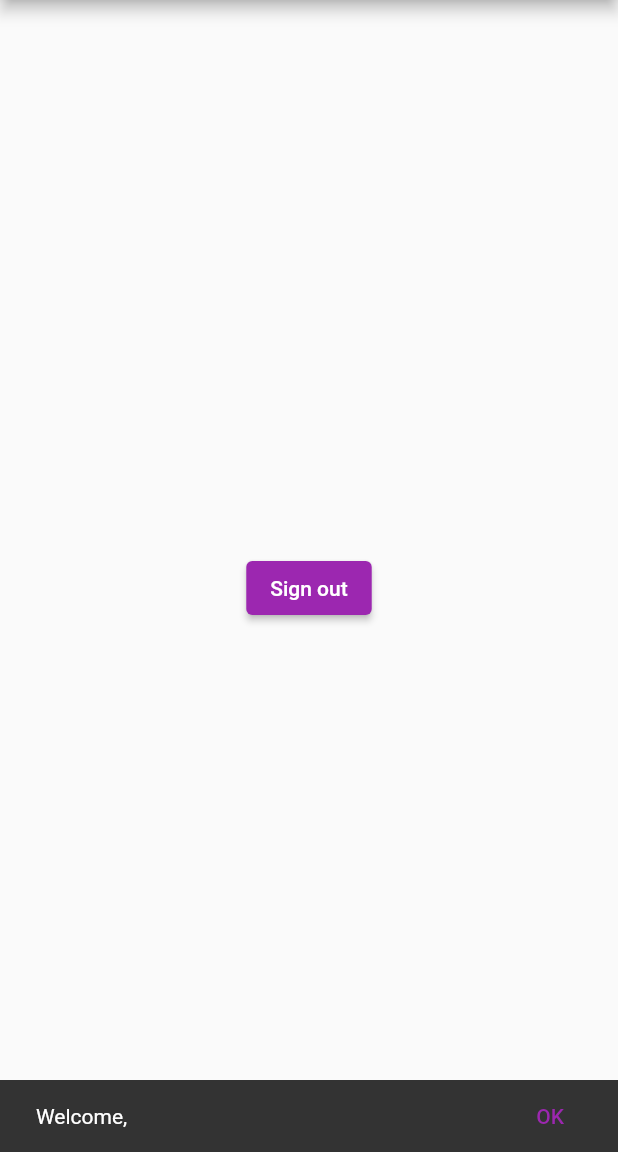
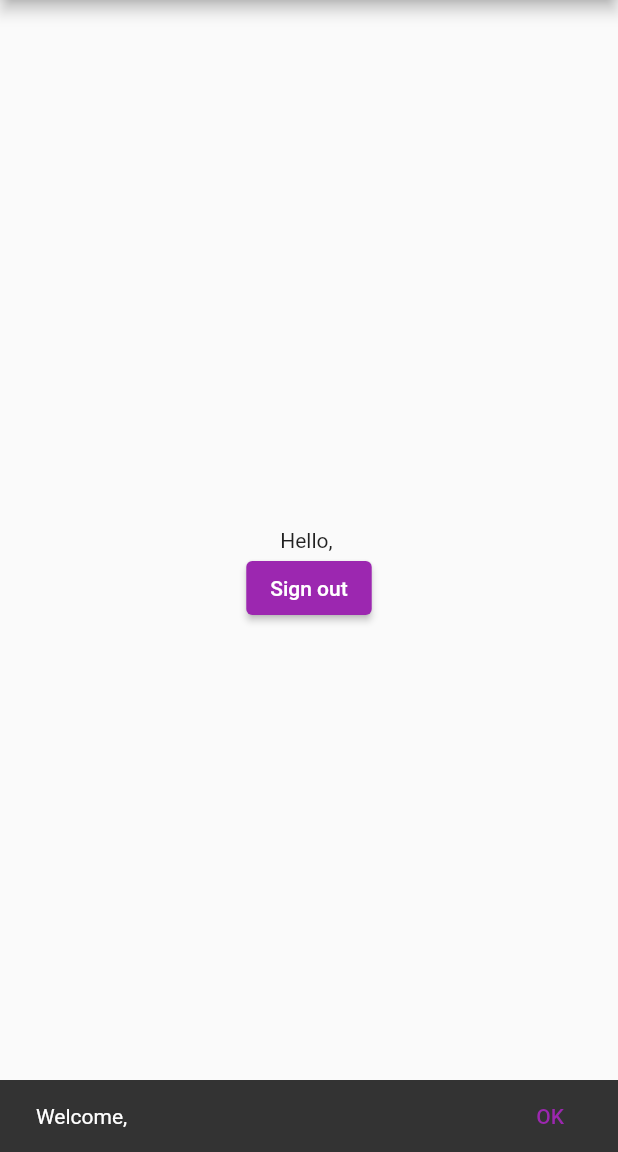
Before and after one commit to emilhackberry/Firebaseauth_riverpod_2.0, a Flutter app: the screen it shows once a user with an empty profile is signed in, on a phone screen of 412 x 824 dp, the part 84-1236 px from its top. Run offline on Flutter 3.47's test engine with Material 2 defaults, Android fonts, the phone set to English and light mode, and no system bars; our stand-ins replace firebase_auth, firebase_core, flutter_riverpod, riverpod_annotation; accounts and stored records are empty; generated files the repository leaves out were written again; network calls fail.

```diff
--- a/lib/src/pages/home_page.dart
+++ b/lib/src/pages/home_page.dart
@@ -14,10 +14,10 @@ class _HomePage extends ConsumerState<HomePage> {
   @override
   void initState() {
     super.initState();
-    WidgetsBinding.instance.addPostFrameCallback((_) => showSnackBar());
+    WidgetsBinding.instance.addPostFrameCallback((_) => showSnackBarWithWelcomeMessage());
   }
 
-  void showSnackBar() {
+  void showSnackBarWithWelcomeMessage() {
     FirebaseAuthentication auth = FirebaseAuthentication();
     ScaffoldMessenger.of(context).showSnackBar(
       SnackBar(
@@ -40,8 +40,8 @@ class _HomePage extends ConsumerState<HomePage> {
     return const Text("Firebase Authentication");
   }
 
-  Widget _userUID() {
-    return Text(user?.email ?? "User email");
+  Widget _userEmail() {
+    return Text("Hello, ${user?.email ?? "User email"}");
   }
 
   Widget _signOutButton() {
@@ -65,7 +65,7 @@ class _HomePage extends ConsumerState<HomePage> {
           crossAxisAlignment: CrossAxisAlignment.center,
           mainAxisAlignment: MainAxisAlignment.center,
           children: <Widget>[
-            _userUID(),
+            _userEmail(),
             _signOutButton(),
           ],
         ),
--- a/lib/src/pages/widget_tree.dart
+++ b/lib/src/pages/widget_tree.dart
@@ -18,7 +18,7 @@ class _WidgetTreeState extends ConsumerState<WidgetTree> {
       stream: FirebaseAuthentication().authStateChanges,
       builder: (context, snapshot) {
         if (snapshot.hasData) {
-          return HomePage();
+          return const HomePage();
         } else {
           return const LoginPage();
         }
```
Also changed, not shown: lib/src/features/authentication/presentation/login_register_page.dart (+14 -3 lines), 11 other files.
